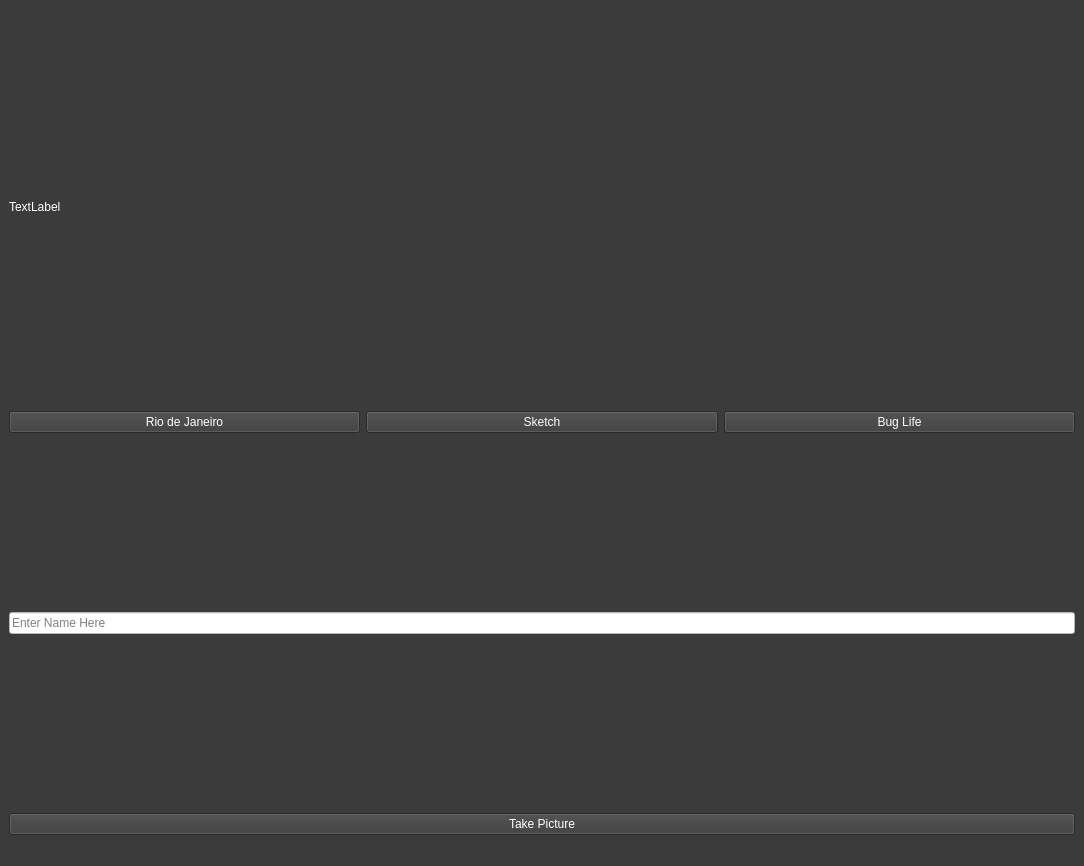
The window that Form/main_window.ui (joelmakes/FilterMe) describes before a commit, drawn with Qt 5.
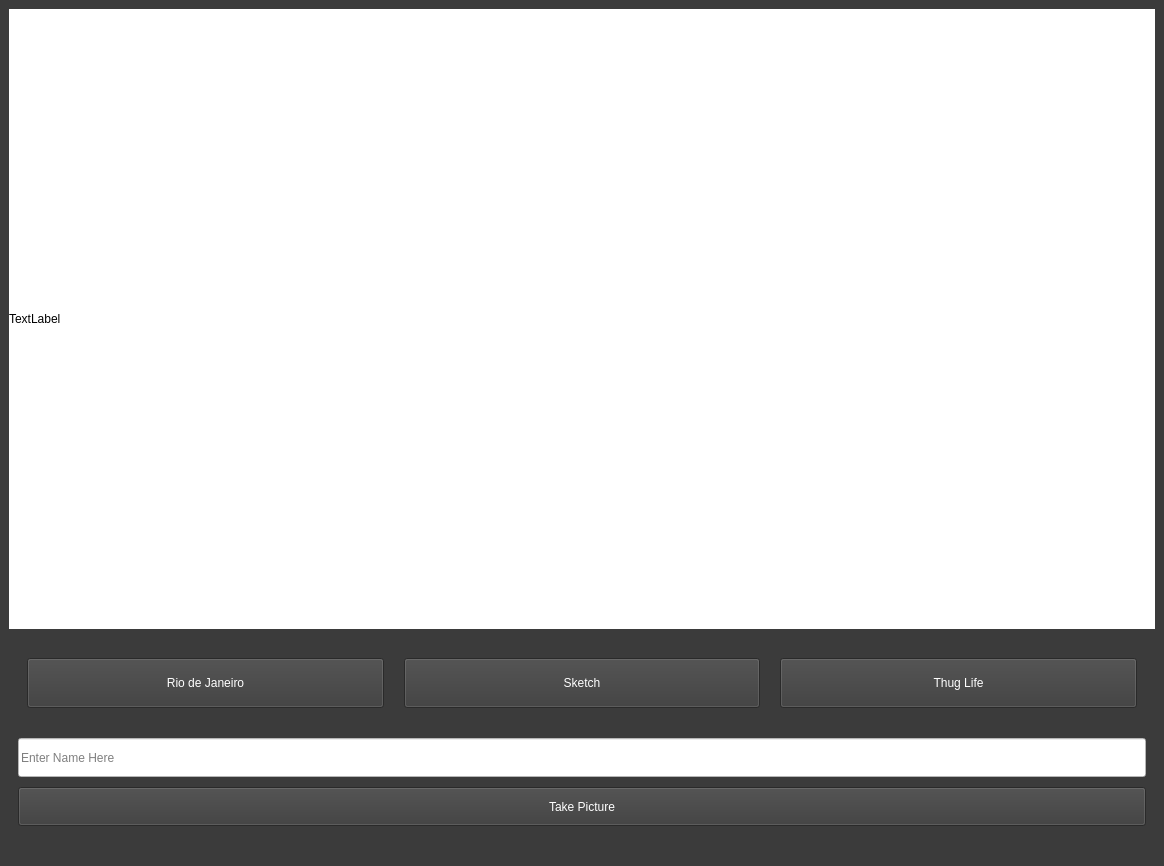
The same window after the commit.

The edit to the form file:
```diff
--- a/Form/main_window.ui
+++ b/Form/main_window.ui
@@ -6,7 +6,7 @@
    <rect>
     <x>0</x>
     <y>0</y>
-    <width>1084</width>
+    <width>1164</width>
     <height>866</height>
    </rect>
   </property>
@@ -34,15 +34,64 @@
    <layout class="QVBoxLayout" name="verticalLayout">
     <item>
      <widget class="QLabel" name="webcam_Display">
+      <property name="autoFillBackground">
+       <bool>false</bool>
+      </property>
+      <property name="styleSheet">
+       <string notr="true">background-color: rgb(255, 255, 255);
+color: rgb(0, 0, 0);</string>
+      </property>
       <property name="text">
        <string>TextLabel</string>
       </property>
      </widget>
     </item>
     <item>
+     <widget class="QWidget" name="widget_main" native="true">
+      <property name="maximumSize">
+       <size>
+        <width>16777215</width>
+        <height>200</height>
+       </size>
+      </property>
+      <property name="layoutDirection">
+       <enum>Qt::LayoutDirection::LeftToRight</enum>
+      </property>
+      <layout class="QVBoxLayout" name="verticalLayout_2">
+       <item>
+        <widget class="QWidget" name="widget_buttons" native="true">
+         <property name="maximumSize">
+          <size>
+           <width>16777215</width>
+           <height>100</height>
+          </size>
+         </property>
+         <layout class="QHBoxLayout" name="horizontalLayout_3" stretch="0">
+          <property name="spacing">
+           <number>9</number>
+          </property>
+          <property name="leftMargin">
+           <number>9</number>
+          </property>
+          <property name="rightMargin">
+           <number>9</number>
+          </property>
+          <item>
      <layout class="QHBoxLayout" name="horizontalLayout">
+            <property name="spacing">
+             <number>20</number>
+            </property>
+            <property name="bottomMargin">
+             <number>10</number>
+            </property>
       <item>
        <widget class="QPushButton" name="btn_rio">
+              <property name="maximumSize">
+               <size>
+                <width>400</width>
+                <height>50</height>
+               </size>
+              </property>
         <property name="text">
          <string>Rio de Janeiro</string>
         </property>
@@ -50,6 +99,12 @@
       </item>
       <item>
        <widget class="QPushButton" name="btn_sketch">
+              <property name="maximumSize">
+               <size>
+                <width>400</width>
+                <height>50</height>
+               </size>
+              </property>
         <property name="text">
          <string>Sketch</string>
         </property>
@@ -57,8 +112,14 @@
       </item>
       <item>
        <widget class="QPushButton" name="btn_glasses">
+              <property name="maximumSize">
+               <size>
+                <width>400</width>
+                <height>50</height>
+               </size>
+              </property>
         <property name="text">
-         <string>Bug Life</string>
+               <string>Thug Life</string>
         </property>
         <property name="autoDefault">
          <bool>false</bool>
@@ -73,10 +134,36 @@
       </item>
      </layout>
     </item>
+         </layout>
+        </widget>
+       </item>
     <item>
-     <layout class="QVBoxLayout" name="verticalLayout_2">
-      <item alignment="Qt::AlignmentFlag::AlignVCenter">
+        <layout class="QVBoxLayout" name="verticalLayout_3">
+         <property name="spacing">
+          <number>10</number>
+         </property>
+         <property name="topMargin">
+          <number>0</number>
+         </property>
+         <item>
+          <layout class="QHBoxLayout" name="horizontalLayout_2">
+           <property name="spacing">
+            <number>0</number>
+           </property>
+           <property name="topMargin">
+            <number>0</number>
+           </property>
+           <property name="bottomMargin">
+            <number>0</number>
+           </property>
+           <item>
        <widget class="QLineEdit" name="insert_username">
+             <property name="maximumSize">
+              <size>
+               <width>1200</width>
+               <height>100</height>
+              </size>
+             </property>
         <property name="styleSheet">
          <string notr="true">background-color: rgb(255, 255, 255);
 color: rgb(0, 0, 0);</string>
@@ -86,8 +173,21 @@
         </property>
        </widget>
       </item>
+          </layout>
+         </item>
+         <item>
+          <layout class="QHBoxLayout" name="horizontalLayout_4">
+           <property name="spacing">
+            <number>0</number>
+           </property>
       <item>
        <widget class="QPushButton" name="take_photo_button">
+             <property name="maximumSize">
+              <size>
+               <width>1200</width>
+               <height>40</height>
+              </size>
+             </property>
         <property name="text">
          <string>Take Picture</string>
         </property>
@@ -96,6 +196,13 @@
      </layout>
     </item>
    </layout>
+       </item>
+      </layout>
+     </widget>
+    </item>
+   </layout>
+   <zorder>webcam_Display</zorder>
+   <zorder>widget_main</zorder>
   </widget>
   <widget class="QStatusBar" name="statusbar"/>
  </widget>
```
Lines whose indentation alone changed are shown as unchanged.
